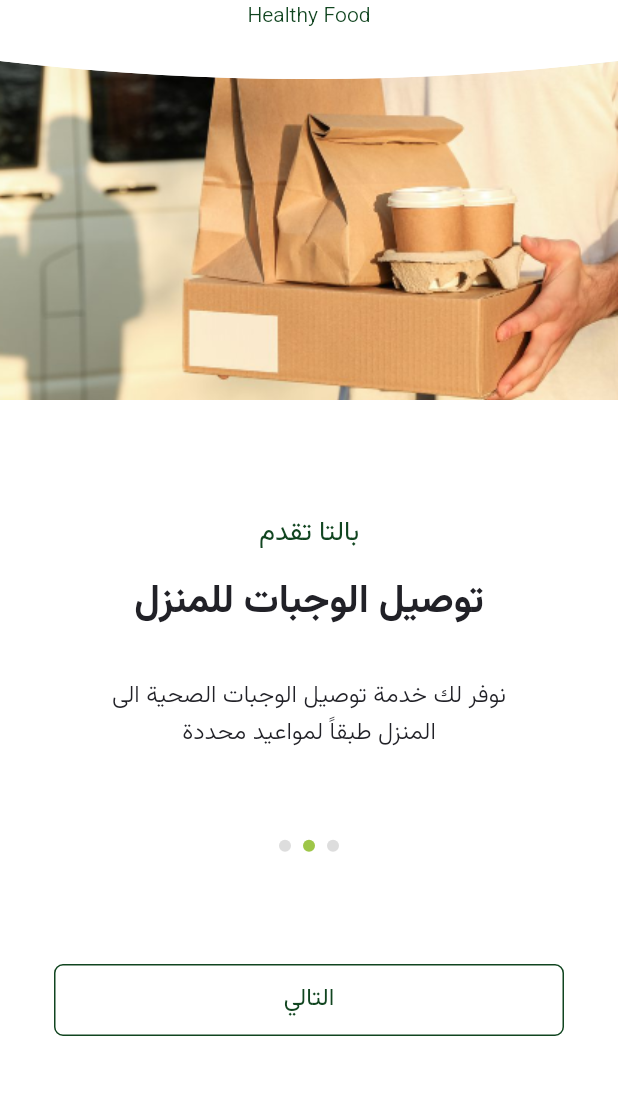
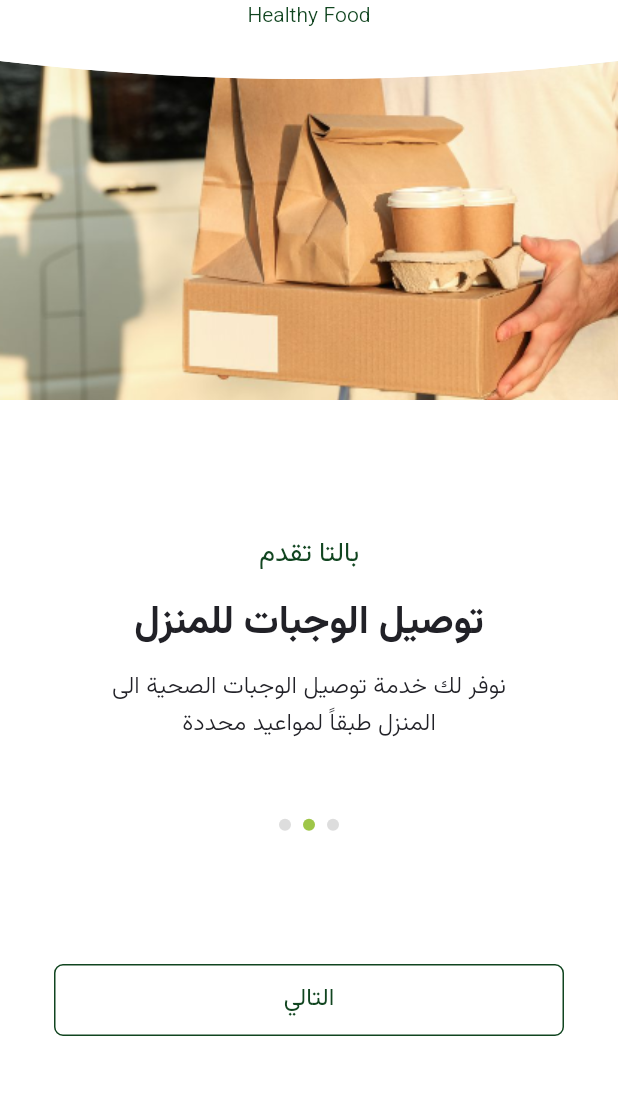
Before and after one commit to DarkNile/palta, a Flutter app: the OnBoardingScreen1 screen opened directly, after a tap on "التالي", on a phone screen of 412 x 824 dp, the part 140-1235 px from its top. Run offline on Flutter 3.47's test engine with Material 2 defaults, Android fonts, the phone set to English and light mode, and no system bars; our stand-ins replace cached_network_image, carousel_slider, country_code_picker, dotted_line, firebase_auth, firebase_core and 10 more; missing offline and left inert: flutter_app_version_checker, flutter_flushbar, flutter_paytabs_bridge, flutter_share, the_apple_sign_in; accounts and stored records are empty; project files that could hold a hidden picture were left out.

Commit message:
fix page indicator bug & reverse direction

```diff
--- a/lib/onboarding/on_boarding_screen1.dart
+++ b/lib/onboarding/on_boarding_screen1.dart
@@ -99,6 +99,7 @@ class _OnBoardingScreen1State extends State<OnBoardingScreen1> {
                       .copyWith(bottom: 40),
                   child: CustomOutlinedButton(
                     onPressed: () {
+                      print('ssssssssssss========> $_currentIndex');
                       Navigator.push(
                         context,
                         PageTransition(
--- a/lib/onboarding/on_boarding_screen2.dart
+++ b/lib/onboarding/on_boarding_screen2.dart
@@ -53,7 +53,7 @@ class _OnBoardingScreen2State extends State<OnBoardingScreen2> {
                         textAlign: TextAlign.center,
                       ),
                       const SizedBox(
-                        height: 30,
+                        height: 10,
                       ),
                       CustomText(
                         textAlign: TextAlign.center,
@@ -63,10 +63,13 @@ class _OnBoardingScreen2State extends State<OnBoardingScreen2> {
                         fontWeight: FontWeight.w300,
                       ),
                       const SizedBox(
-                        height: 58,
+                        height: 50,
                       ),
                       SizedBox(
                         height: 8,
+                        child: Localizations.override(
+                          context: context,
+                          locale: Locale('en'),
                           child: ListView.separated(
                             shrinkWrap: true,
                             physics: const NeverScrollableScrollPhysics(),
@@ -91,6 +94,7 @@ class _OnBoardingScreen2State extends State<OnBoardingScreen2> {
                             itemCount: 3,
                           ),
                         ),
+                      ),
                     ],
                   ),
                 ),
@@ -99,6 +103,7 @@ class _OnBoardingScreen2State extends State<OnBoardingScreen2> {
                       .copyWith(bottom: 40),
                   child: CustomOutlinedButton(
                     onPressed: () {
+                      print(_currentIndex);
                       Navigator.push(
                         context,
                         PageTransition(
```
Lines whose indentation alone changed are shown as unchanged.
